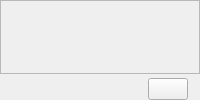
Old version of the form src/ui/CountdownTimer.ui in the repository ashmanix/obs-plugin-countdown.
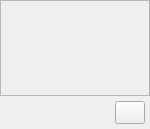
New version of the form.

Commit message: Now using button toggle instead of tabs to save space

```diff
--- a/src/ui/CountdownTimer.ui
+++ b/src/ui/CountdownTimer.ui
@@ -2,9 +2,17 @@
 <ui version="4.0">
  <class>CountdownTimer</class>
  <widget class="QWidget" name="CountdownTimer">
+  <property name="geometry">
+   <rect>
+    <x>0</x>
+    <y>0</y>
+    <width>150</width>
+    <height>129</height>
+   </rect>
+  </property>
   <layout class="QVBoxLayout" name="verticalLayout_2" stretch="1,0">
    <property name="spacing">
-    <number>4</number>
+    <number>0</number>
    </property>
    <property name="leftMargin">
     <number>0</number>
@@ -28,8 +36,8 @@
        <rect>
         <x>0</x>
         <y>0</y>
-        <width>433</width>
-        <height>327</height>
+        <width>148</width>
+        <height>91</height>
        </rect>
       </property>
       <layout class="QVBoxLayout" name="verticalLayout_3">
@@ -78,13 +86,16 @@
    <item>
     <layout class="QHBoxLayout" name="buttonLayout">
      <property name="leftMargin">
-      <number>12</number>
+      <number>5</number>
+     </property>
+     <property name="topMargin">
+      <number>5</number>
      </property>
      <property name="rightMargin">
-      <number>12</number>
+      <number>5</number>
      </property>
      <property name="bottomMargin">
-      <number>0</number>
+      <number>5</number>
      </property>
      <item>
       <spacer name="horizontalSpacer">
@@ -100,7 +111,7 @@
       </spacer>
      </item>
      <item>
-      <widget class="QPushButton" name="addTimerButton">
+      <widget class="QToolButton" name="addTimerButton">
        <property name="minimumSize">
         <size>
          <width>30</width>
```
Left out of the diff: 2 changed lines with no effect on the pictures. The commit also changes 8 other files.
